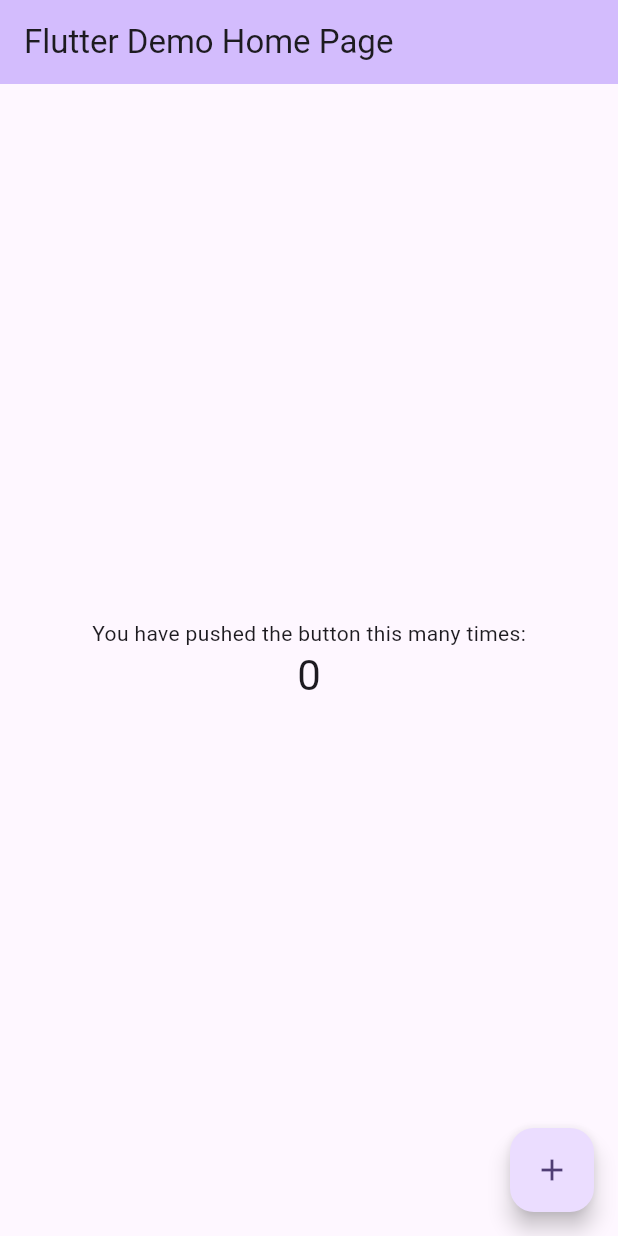
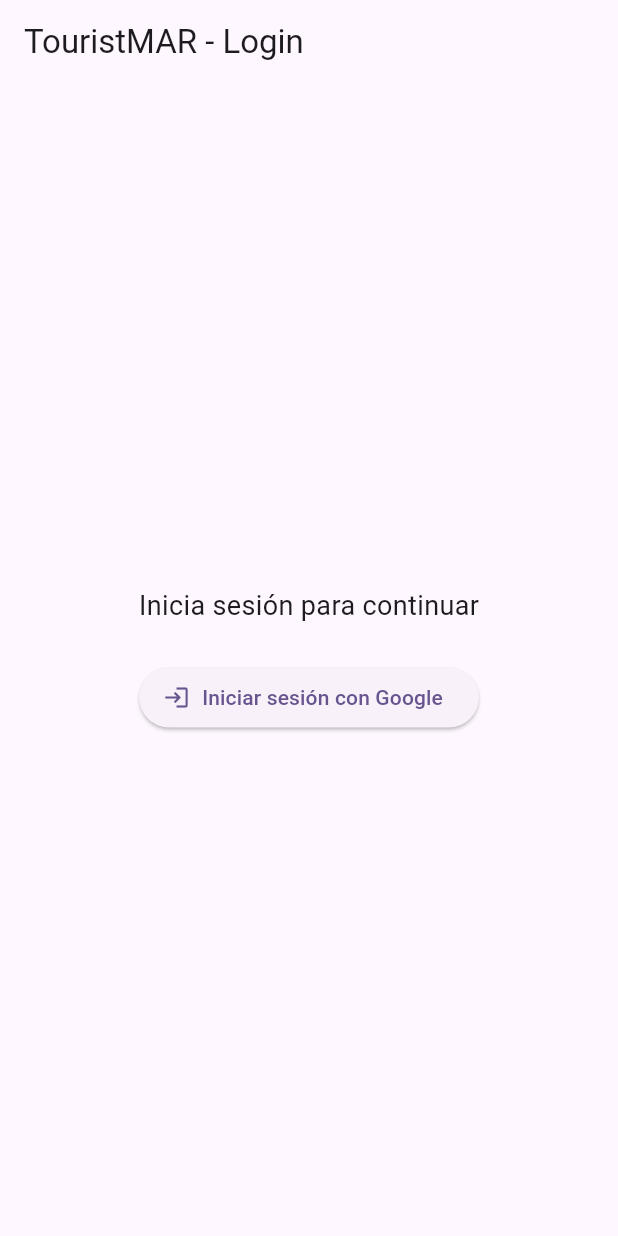
Before and after one commit to Educcorp/TouristMAR, a Flutter app: the screen it shows after launch, on a phone screen of 412 x 824 dp. Run offline on Flutter 3.47's test engine with Material 3 defaults, Android fonts, the phone set to English and light mode, and no system bars; our stand-ins replace google_sign_in.

Commit message:
APK de debug generado
Login con Google funcional en mobile, probado en android real

```diff
--- a/apps/mobile/lib/main.dart
+++ b/apps/mobile/lib/main.dart
@@ -1,4 +1,6 @@
 import 'package:flutter/material.dart';
+
+import 'screens/login_screen.dart';
 
 void main() {
   runApp(const MyApp());
@@ -7,116 +9,14 @@ void main() {
 class MyApp extends StatelessWidget {
   const MyApp({super.key});
 
-  // This widget is the root of your application.
   @override
   Widget build(BuildContext context) {
     return MaterialApp(
-      title: 'Flutter Demo',
+      title: 'TouristMAR',
       theme: ThemeData(
-        // This is the theme of your application.
-        //
-        // TRY THIS: Try running your application with "flutter run". You'll see
-        // the application has a purple toolbar. Then, without quitting the app,
-        // try changing the seedColor in the colorScheme below to Colors.green
-        // and then invoke "hot reload" (save your changes or press the "hot
-        // reload" button in a Flutter-supported IDE, or press "r" if you used
-        // the command line to start the app).
-        //
-        // Notice that the counter didn't reset back to zero; the application
-        // state is not lost during the reload. To reset the state, use hot
-        // restart instead.
-        //
-        // This works for code too, not just values: Most code changes can be
-        // tested with just a hot reload.
-        colorScheme: .fromSeed(seedColor: Colors.deepPurple),
+        colorScheme: ColorScheme.fromSeed(seedColor: Colors.deepPurple),
       ),
-      home: const MyHomePage(title: 'Flutter Demo Home Page'),
+      home: const LoginScreen(),
     );
   }
 }
-
-class MyHomePage extends StatefulWidget {
-  const MyHomePage({super.key, required this.title});
-
-  // This widget is the home page of your application. It is stateful, meaning
-  // that it has a State object (defined below) that contains fields that affect
-  // how it looks.
-
-  // This class is the configuration for the state. It holds the values (in this
-  // case the title) provided by the parent (in this case the App widget) and
-  // used by the build method of the State. Fields in a Widget subclass are
-  // always marked "final".
-
-  final String title;
-
-  @override
-  State<MyHomePage> createState() => _MyHomePageState();
-}
-
-class _MyHomePageState extends State<MyHomePage> {
-  int _counter = 0;
-
-  void _incrementCounter() {
-    setState(() {
-      // This call to setState tells the Flutter framework that something has
-      // changed in this State, which causes it to rerun the build method below
-      // so that the display can reflect the updated values. If we changed
-      // _counter without calling setState(), then the build method would not be
-      // called again, and so nothing would appear to happen.
-      _counter++;
-    });
-  }
-
-  @override
-  Widget build(BuildContext context) {
-    // This method is rerun every time setState is called, for instance as done
-    // by the _incrementCounter method above.
-    //
-    // The Flutter framework has been optimized to make rerunning build methods
-    // fast, so that you can just rebuild anything that needs updating rather
-    // than having to individually change instances of widgets.
-    return Scaffold(
-      appBar: AppBar(
-        // TRY THIS: Try changing the color here to a specific color (to
-        // Colors.amber, perhaps?) and trigger a hot reload to see the AppBar
-        // change color while the other colors stay the same.
-        backgroundColor: Theme.of(context).colorScheme.inversePrimary,
-        // Here we take the value from the MyHomePage object that was created by
-        // the App.build method, and use it to set our appbar title.
-        title: Text(widget.title),
-      ),
-      body: Center(
-        // Center is a layout widget. It takes a single child and positions it
-        // in the middle of the parent.
-        child: Column(
-          // Column is also a layout widget. It takes a list of children and
-          // arranges them vertically. By default, it sizes itself to fit its
-          // children horizontally, and tries to be as tall as its parent.
-          //
-          // Column has various properties to control how it sizes itself and
-          // how it positions its children. Here we use mainAxisAlignment to
-          // center the children vertically; the main axis here is the vertical
-          // axis because Columns are vertical (the cross axis would be
-          // horizontal).
-          //
-          // TRY THIS: Invoke "debug painting" (choose the "Toggle Debug Paint"
-          // action in the IDE, or press "p" in the console), to see the
-          // wireframe for each widget.
-          mainAxisAlignment: .center,
-          children: [
-            const Text('You have pushed the button this many times:'),
-            Text(
-              '$_counter',
-              style: Theme.of(context).textTheme.headlineMedium,
-            ),
-          ],
-        ),
-      ),
-      floatingActionButton: FloatingActionButton(
-        onPressed: _incrementCounter,
-        tooltip: 'Increment',
-        child: const Icon(Icons.add),
-      ),
-    );
-  }
-}
--- /dev/null
+++ b/apps/mobile/lib/screens/login_screen.dart
@@ -0,0 +1,85 @@
+import 'package:flutter/material.dart';
+
+import '../services/auth_service.dart';
+
+class LoginScreen extends StatefulWidget {
+  const LoginScreen({super.key});
+
+  @override
+  State<LoginScreen> createState() => _LoginScreenState();
+}
+
+class _LoginScreenState extends State<LoginScreen> {
+  final AuthService _authService = AuthService();
+  bool _loading = false;
+  AuthResponse? _result;
+  String? _error;
+
+  Future<void> _handleGoogleSignIn() async {
+    setState(() {
+      _loading = true;
+      _error = null;
+    });
+
+    try {
+      final AuthResponse? response = await _authService.signInWithGoogleMobile();
+      setState(() {
+        _result = response;
+      });
+    } catch (e) {
+      setState(() {
+        _error = e.toString();
+      });
+    } finally {
+      setState(() {
+        _loading = false;
+      });
+    }
+  }
+
+  @override
+  Widget build(BuildContext context) {
+    return Scaffold(
+      appBar: AppBar(title: const Text('TouristMAR - Login')),
+      body: Center(
+        child: Padding(
+          padding: const EdgeInsets.all(24),
+          child: Column(
+            mainAxisAlignment: MainAxisAlignment.center,
+            children: [
+              if (_result != null) ...[
+                const Icon(Icons.check_circle, color: Colors.green, size: 48),
+                const SizedBox(height: 16),
+                Text('Sesión iniciada: ${_result!.user.email}'),
+                const SizedBox(height: 8),
+                Text('Rol: ${_result!.user.role}'),
+              ] else ...[
+                const Text(
+                  'Inicia sesión para continuar',
+                  style: TextStyle(fontSize: 18),
+                ),
+                const SizedBox(height: 24),
+                if (_loading)
+                  const CircularProgressIndicator()
+                else
+                  ElevatedButton.icon(
+                    onPressed: _handleGoogleSignIn,
+                    icon: const Icon(Icons.login),
+                    label: const Text('Iniciar sesión con Google'),
+                  ),
+                if (_error != null) ...[
+                  const SizedBox(height: 16),
+                  Text(
+                    _error!,
+                    style: const TextStyle(color: Colors.red),
+                    textAlign: TextAlign.center,
+                  ),
+                ],
+              ],
+            ],
+          ),
+        ),
+      ),
+    );
+  }
+}
--- /dev/null
+++ b/apps/mobile/lib/services/auth_service.dart
@@ -0,0 +1,157 @@
+import 'dart:convert';
+
+import 'package:google_sign_in/google_sign_in.dart';
+import 'package:http/http.dart' as http;
+
+const String apiUrl = String.fromEnvironment(
+  'API_URL',
+  defaultValue: 'http://localhost:4000/api',
+);
+
+// OBLIGATORIO: debe ser el Client ID WEB (el mismo GOOGLE_CLIENT_ID que usa
+// apps/backend para verificar el idToken), NO el Client ID Android creado en
+// Google Cloud Console para firmar el APK. Si se usa el Android aquí, el
+// backend rechaza el token porque la audiencia no coincide.
+const String _googleWebClientId =
+    '794250368043-kd95m171jjljd9nvdhqv0cfi6qma3k6s.apps.googleusercontent.com';
+
+class NegocioInfo {
+  final String nombre;
+  final String? categoria;
+  final String? descripcion;
+  final String? direccion;
+  final String? telefono;
+  final String? sitioWeb;
+  final String? horario;
+  final String? portada;
+  final String estado;
+
+  const NegocioInfo({
+    required this.nombre,
+    this.categoria,
+    this.descripcion,
+    this.direccion,
+    this.telefono,
+    this.sitioWeb,
+    this.horario,
+    this.portada,
+    required this.estado,
+  });
+
+  factory NegocioInfo.fromJson(Map<String, dynamic> json) => NegocioInfo(
+        nombre: json['nombre'] as String,
+        categoria: json['categoria'] as String?,
+        descripcion: json['descripcion'] as String?,
+        direccion: json['direccion'] as String?,
+        telefono: json['telefono'] as String?,
+        sitioWeb: json['sitioWeb'] as String?,
+        horario: json['horario'] as String?,
+        portada: json['portada'] as String?,
+        estado: json['estado'] as String,
+      );
+}
+
+class AuthUser {
+  final String id;
+  final String email;
+  final String name;
+  final String role;
+  final String? avatarUrl;
+  final String? bio;
+  final NegocioInfo? negocio;
+
+  const AuthUser({
+    required this.id,
+    required this.email,
+    required this.name,
+    required this.role,
+    this.avatarUrl,
+    this.bio,
+    this.negocio,
+  });
+
+  factory AuthUser.fromJson(Map<String, dynamic> json) => AuthUser(
+        id: json['id'] as String,
+        email: json['email'] as String,
+        name: json['name'] as String,
+        role: json['role'] as String,
+        avatarUrl: json['avatarUrl'] as String?,
+        bio: json['bio'] as String?,
+        negocio: json['negocio'] != null ? NegocioInfo.fromJson(json['negocio'] as Map<String, dynamic>) : null,
+      );
+}
+
+class AuthResponse {
+  final String token;
+  final AuthUser user;
+
+  const AuthResponse({required this.token, required this.user});
+
+  factory AuthResponse.fromJson(Map<String, dynamic> json) => AuthResponse(
+        token: json['token'] as String,
+        user: AuthUser.fromJson(json['user'] as Map<String, dynamic>),
+      );
+}
+
+class AuthError implements Exception {
+  final String message;
+  const AuthError(this.message);
+
+  @override
+  String toString() => message;
+}
+
+class AuthService {
+  bool _googleSignInInitialized = false;
+
+  Future<void> _ensureGoogleSignInInitialized() async {
+    if (_googleSignInInitialized) return;
+    await GoogleSignIn.instance.initialize(serverClientId: _googleWebClientId);
+    _googleSignInInitialized = true;
+  }
+
+  /// Inicia sesión con Google desde el celular y la intercambia por una
+  /// sesión propia contra POST /api/auth/google/mobile.
+  ///
+  /// Devuelve null si el usuario canceló el selector de cuentas de Google.
+  Future<AuthResponse?> signInWithGoogleMobile() async {
+    await _ensureGoogleSignInInitialized();
+
+    final GoogleSignInAccount account;
+    try {
+      account = await GoogleSignIn.instance.authenticate();
+    } on GoogleSignInException catch (e) {
+      if (e.code == GoogleSignInExceptionCode.canceled) {
+        return null;
+      }
+      throw AuthError('No se pudo iniciar sesión con Google: ${e.description ?? e.code}');
+    }
+
+    final String? idToken = account.authentication.idToken;
+    if (idToken == null) {
+      throw const AuthError('No se pudo obtener el idToken de Google');
+    }
+
+    final res = await http.post(
+      Uri.parse('$apiUrl/auth/google/mobile'),
+      headers: {'Content-Type': 'application/json'},
+      body: jsonEncode({'idToken': idToken}),
+    );
+
+    final data = _decode(res.body);
+
+    if (res.statusCode < 200 || res.statusCode >= 300) {
+      throw AuthError((data['error'] as String?) ?? 'No se pudo completar la autenticación con Google');
+    }
+
+    return AuthResponse.fromJson(data);
+  }
+
+  Map<String, dynamic> _decode(String body) {
+    try {
+      return jsonDecode(body) as Map<String, dynamic>;
+    } catch (_) {
+      return {};
+    }
+  }
+}
--- a/apps/mobile/pubspec.yaml
+++ b/apps/mobile/pubspec.yaml
@@ -34,6 +34,8 @@ dependencies:
   # The following adds the Cupertino Icons font to your application.
   # Use with the CupertinoIcons class for iOS style icons.
   cupertino_icons: ^1.0.8
+  google_sign_in: ^7.2.0
+  http: ^1.6.0
 
 dev_dependencies:
   flutter_test:
```
Also changed, not shown: apps/mobile/pubspec.lock, 1 other file.
